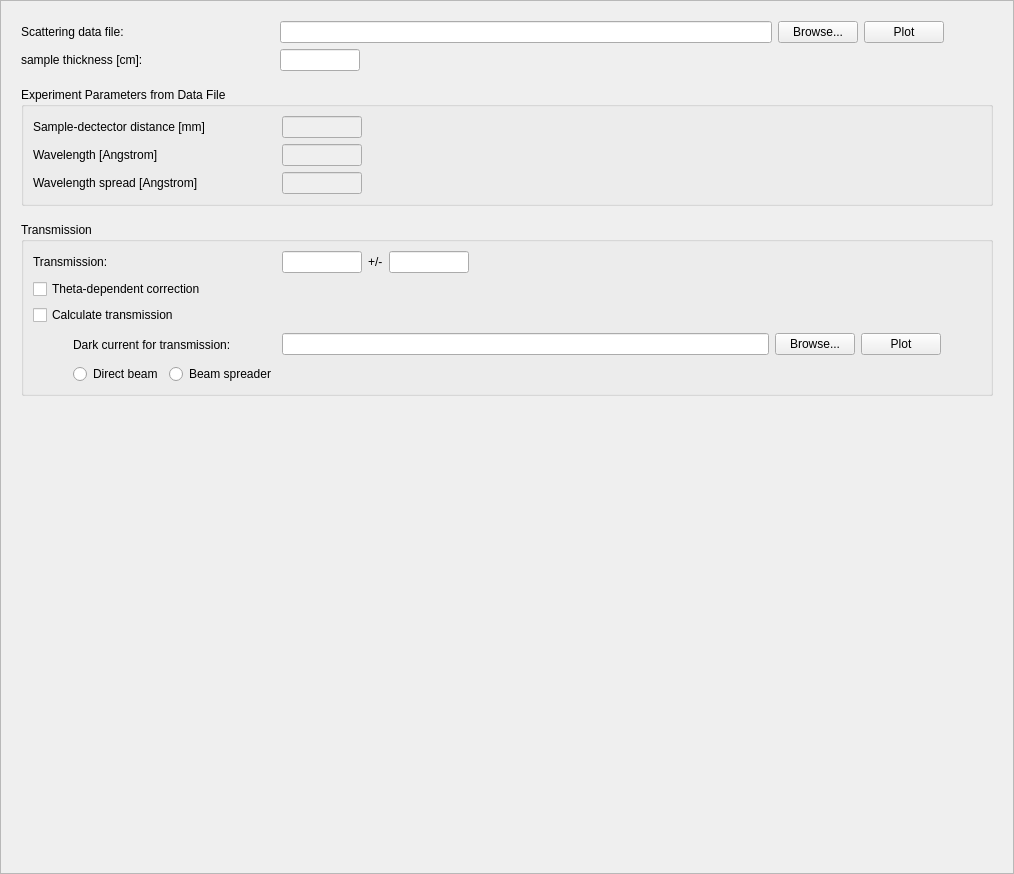
First picture: the form in Code/Mantid/scripts/Interface/ui/sans/hfir_sample_data.ui, repository mantidproject/mantid, before the edit.
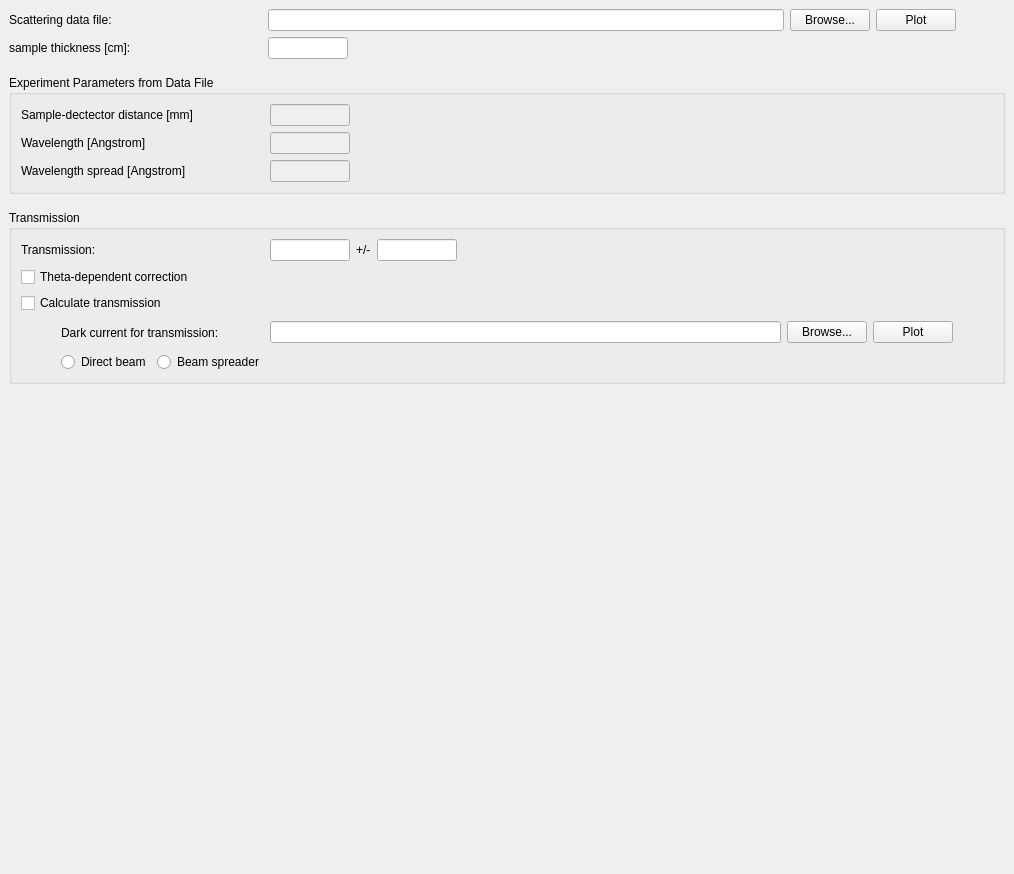
Second picture: the form after the edit.

What changed in the file:
```diff
--- a/Code/Mantid/scripts/Interface/ui/sans/hfir_sample_data.ui
+++ b/Code/Mantid/scripts/Interface/ui/sans/hfir_sample_data.ui
@@ -14,12 +14,15 @@
    <string>Frame</string>
   </property>
   <property name="frameShape">
-   <enum>QFrame::StyledPanel</enum>
+   <enum>QFrame::NoFrame</enum>
   </property>
   <property name="frameShadow">
    <enum>QFrame::Raised</enum>
   </property>
   <layout class="QVBoxLayout" name="verticalLayout">
+   <property name="margin">
+    <number>0</number>
+   </property>
    <item>
     <widget class="QScrollArea" name="scrollArea">
      <property name="frameShape">
@@ -36,8 +39,8 @@
        <rect>
         <x>0</x>
         <y>0</y>
-        <width>994</width>
-        <height>854</height>
+        <width>1014</width>
+        <height>874</height>
        </rect>
       </property>
       <layout class="QVBoxLayout" name="verticalLayout_2">
```
